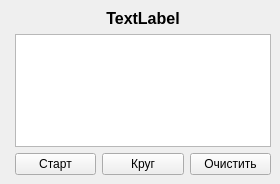
The window that FifthHW5/mainwindow.ui (maxx777888/QtHomeW) describes before a commit, drawn with Qt 5.
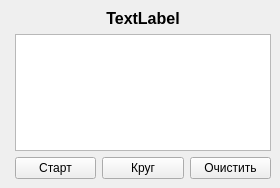
The same window after the commit.

```diff
--- a/FifthHW5/mainwindow.ui
+++ b/FifthHW5/mainwindow.ui
@@ -7,7 +7,7 @@
     <x>0</x>
     <y>0</y>
     <width>280</width>
-    <height>184</height>
+    <height>188</height>
    </rect>
   </property>
   <property name="windowTitle">
```
